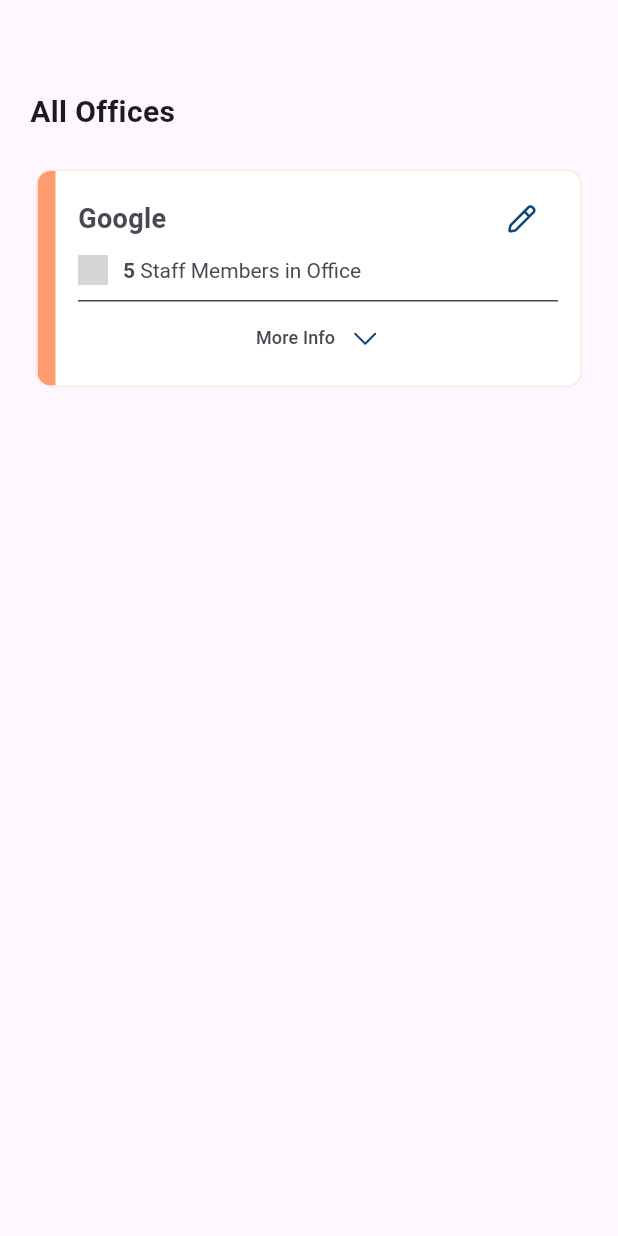
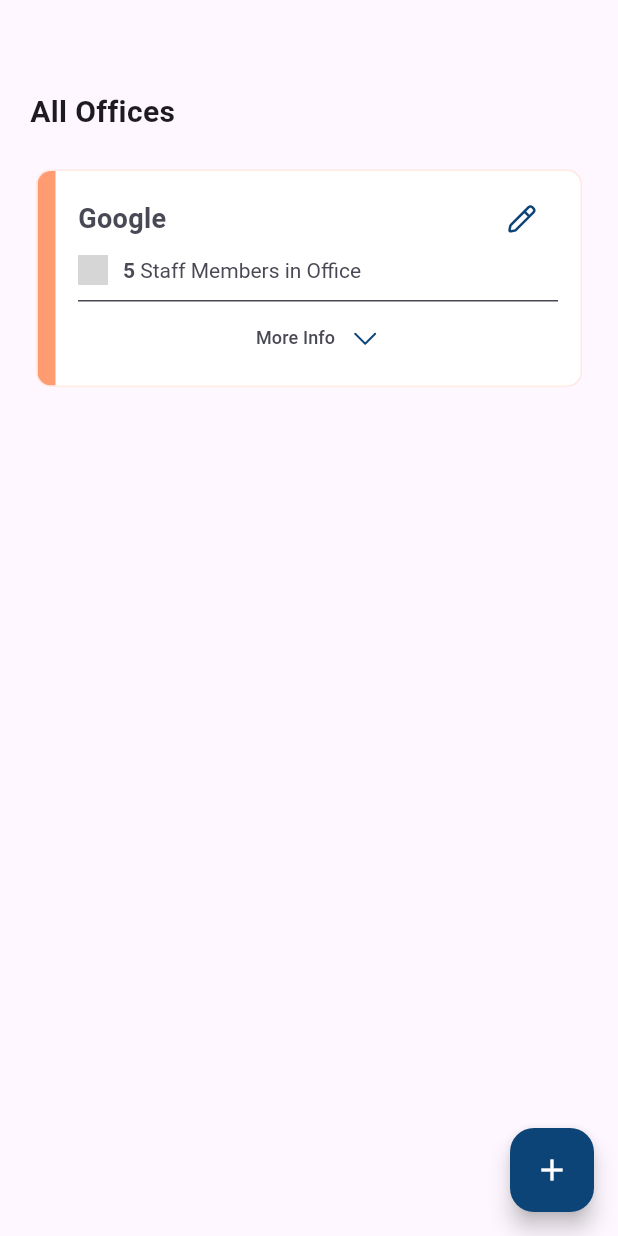
Before and after one commit to BotsheloRamela/OfficeMate, a Flutter app: the screen it shows after launch, on a phone screen of 412 x 824 dp. Run offline on Flutter 3.47's test engine with Material 3 defaults, Android fonts, the phone set to English and light mode, and no system bars; our stand-ins replace firebase_core, firebase_database, flutter_svg, logger; accounts and stored records are empty; generated files the repository leaves out were written again; grey boxes are pictures that could not be loaded.

Commit message:
Add FAB to HomeScreen

```diff
--- a/lib/ui/screens/home_screen.dart
+++ b/lib/ui/screens/home_screen.dart
@@ -14,6 +14,11 @@
   Widget build(BuildContext context) {
     return const SafeArea(
       child: Scaffold(
+        floatingActionButton: FloatingActionButton(
+          onPressed: null, // TODO: Implement onPressed
+          backgroundColor: AppColors.primaryColor,
+          child: Icon(Icons.add, color: Colors.white),
+        ),
         body: Padding(
           padding: EdgeInsets.all(AppConstants.horizontalAppPadding),
           child: Column(
```
